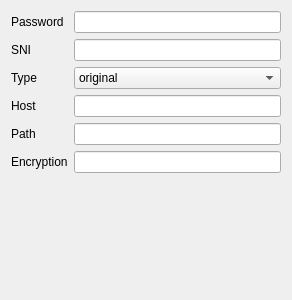
Qv2ray/QvPlugin-Trojan-Go, file widgets/TrojanGoOutboundWidget.ui: the form before one commit.
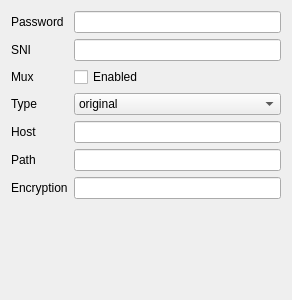
The form after the commit.

Patch:
```diff
--- a/widgets/TrojanGoOutboundWidget.ui
+++ b/widgets/TrojanGoOutboundWidget.ui
@@ -24,14 +24,14 @@
    <item row="1" column="1">
     <widget class="QLineEdit" name="sniTxt"/>
    </item>
-   <item row="2" column="0">
+   <item row="3" column="0">
     <widget class="QLabel" name="label_2">
      <property name="text">
       <string>Type</string>
      </property>
     </widget>
    </item>
-   <item row="2" column="1">
+   <item row="3" column="1">
     <widget class="QComboBox" name="typeCombo">
      <item>
       <property name="text">
@@ -45,34 +45,34 @@
      </item>
     </widget>
    </item>
-   <item row="3" column="0">
+   <item row="4" column="0">
     <widget class="QLabel" name="label_3">
      <property name="text">
       <string>Host</string>
      </property>
     </widget>
    </item>
-   <item row="3" column="1">
+   <item row="4" column="1">
     <widget class="QLineEdit" name="hostTxt"/>
    </item>
-   <item row="4" column="0">
+   <item row="5" column="0">
     <widget class="QLabel" name="label_4">
      <property name="text">
       <string>Path</string>
      </property>
     </widget>
    </item>
-   <item row="4" column="1">
+   <item row="5" column="1">
     <widget class="QLineEdit" name="pathTxt"/>
    </item>
-   <item row="5" column="0">
+   <item row="6" column="0">
     <widget class="QLabel" name="label_5">
      <property name="text">
       <string>Encryption</string>
      </property>
     </widget>
    </item>
-   <item row="5" column="1">
+   <item row="6" column="1">
     <widget class="QLineEdit" name="encryptionTxt"/>
    </item>
    <item row="0" column="1">
@@ -85,6 +85,20 @@
      </property>
     </widget>
    </item>
+   <item row="2" column="0">
+    <widget class="QLabel" name="label_7">
+     <property name="text">
+      <string>Mux</string>
+     </property>
+    </widget>
+   </item>
+   <item row="2" column="1">
+    <widget class="QCheckBox" name="muxCB">
+     <property name="text">
+      <string>Enabled</string>
+     </property>
+    </widget>
+   </item>
   </layout>
  </widget>
  <resources/>
```
